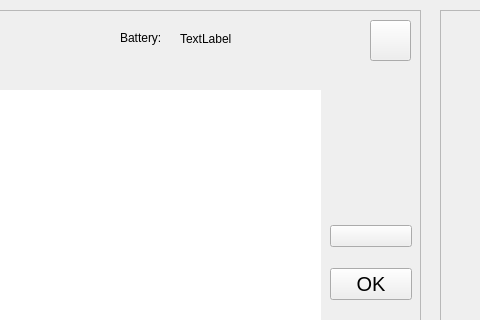
Gabmelom/neureset, file neureset/mainwindow.ui: the form before one commit; both pictures show x 170 to 650 and y 0 to 320 of the 1222 by 658 pixel window.
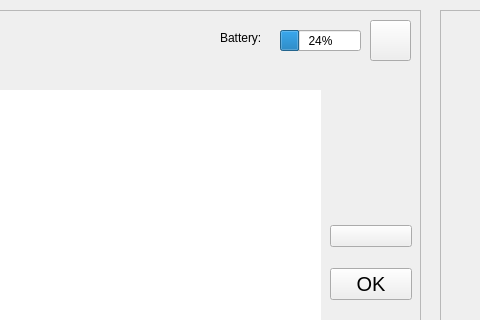
The form after the commit. Icons and pictures are not drawn.

Commit message: add battery bar

Diff of the .ui file:
```diff
--- a/neureset/mainwindow.ui
+++ b/neureset/mainwindow.ui
@@ -471,35 +471,6 @@
       </widget>
      </widget>
     </widget>
-    <widget class="QPushButton" name="batteryIcon">
-     <property name="enabled">
-      <bool>false</bool>
-     </property>
-     <property name="geometry">
-      <rect>
-       <x>480</x>
-       <y>20</y>
-       <width>31</width>
-       <height>21</height>
-      </rect>
-     </property>
-     <property name="styleSheet">
-      <string notr="true">border:none;</string>
-     </property>
-     <property name="text">
-      <string/>
-     </property>
-     <property name="icon">
-      <iconset resource="resources.qrc">
-       <normaloff>:/icons/battery-full.svg</normaloff>:/icons/battery-full.svg</iconset>
-     </property>
-     <property name="iconSize">
-      <size>
-       <width>30</width>
-       <height>30</height>
-      </size>
-     </property>
-    </widget>
     <widget class="QPushButton" name="toggleHeadsetBtn">
      <property name="geometry">
       <rect>
@@ -516,7 +487,7 @@
     <widget class="QLabel" name="BatteryLbl">
      <property name="geometry">
       <rect>
-       <x>280</x>
+       <x>380</x>
        <y>20</y>
        <width>62</width>
        <height>16</height>
@@ -539,19 +510,6 @@
       <string>replace Battery</string>
      </property>
     </widget>
-    <widget class="QLabel" name="currBattery">
-     <property name="geometry">
-      <rect>
-       <x>340</x>
-       <y>20</y>
-       <width>62</width>
-       <height>17</height>
-      </rect>
-     </property>
-     <property name="text">
-      <string>TextLabel</string>
-     </property>
-    </widget>
     <widget class="QPushButton" name="pcConnButton">
      <property name="geometry">
       <rect>
@@ -565,6 +523,25 @@
       <string>pc connection</string>
      </property>
     </widget>
+    <widget class="QProgressBar" name="batteryBar">
+     <property name="geometry">
+      <rect>
+       <x>440</x>
+       <y>20</y>
+       <width>81</width>
+       <height>21</height>
+      </rect>
+     </property>
+     <property name="styleSheet">
+      <string notr="true">bar.setStyleSheet(&quot;QProgressBar::chunk &quot;
+                  &quot;{&quot;
+                    &quot;background-color: yellow;&quot;
+                  &quot;}&quot;)</string>
+     </property>
+     <property name="value">
+      <number>24</number>
+     </property>
+    </widget>
    </widget>
    <widget class="QFrame" name="pcFrame">
     <property name="geometry">
```
The commit also changes 3 other files.
